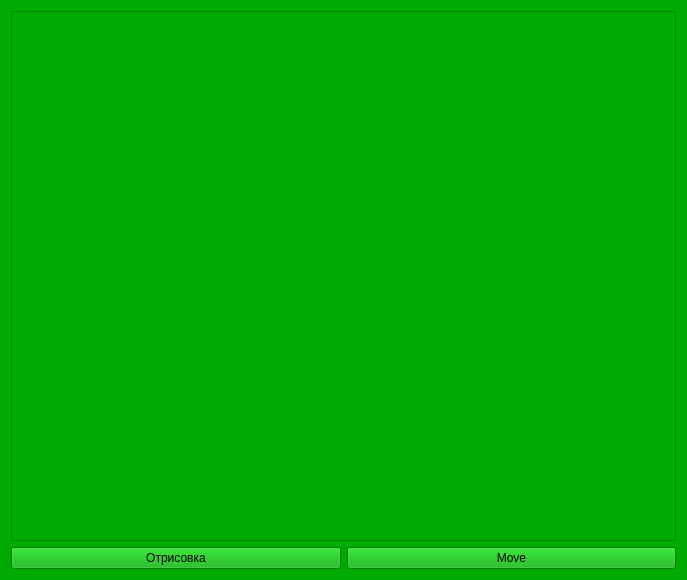
The window that moyproject/widget.ui (kogtenev123/BAK-Labs) describes before a commit, drawn with Qt 5.
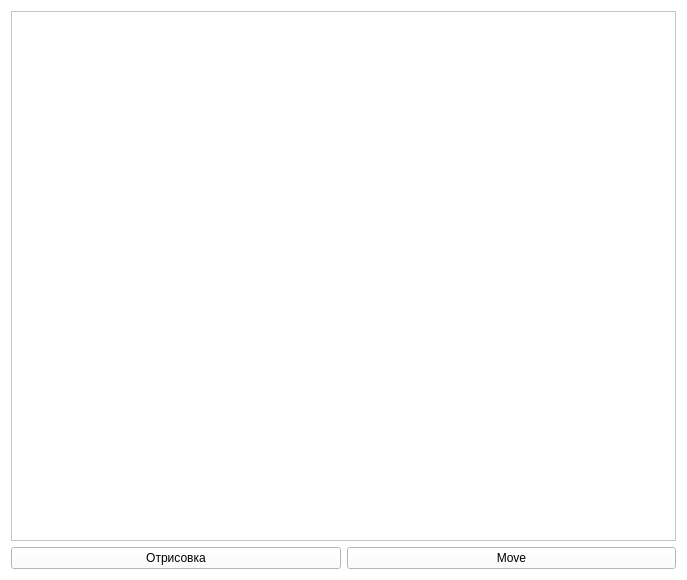
The same window after the commit.

Patch:
```diff
--- a/moyproject/widget.ui
+++ b/moyproject/widget.ui
@@ -25,45 +25,45 @@
      <colorrole role="Button">
       <brush brushstyle="SolidPattern">
        <color alpha="255">
-        <red>0</red>
-        <green>170</green>
-        <blue>0</blue>
+        <red>255</red>
+        <green>255</green>
+        <blue>255</blue>
        </color>
       </brush>
      </colorrole>
      <colorrole role="Light">
       <brush brushstyle="SolidPattern">
        <color alpha="255">
-        <red>0</red>
+        <red>255</red>
         <green>255</green>
-        <blue>0</blue>
+        <blue>255</blue>
        </color>
       </brush>
      </colorrole>
      <colorrole role="Midlight">
       <brush brushstyle="SolidPattern">
        <color alpha="255">
-        <red>0</red>
-        <green>212</green>
-        <blue>0</blue>
+        <red>255</red>
+        <green>255</green>
+        <blue>255</blue>
        </color>
       </brush>
      </colorrole>
      <colorrole role="Dark">
       <brush brushstyle="SolidPattern">
        <color alpha="255">
-        <red>0</red>
-        <green>85</green>
-        <blue>0</blue>
+        <red>127</red>
+        <green>127</green>
+        <blue>127</blue>
        </color>
       </brush>
      </colorrole>
      <colorrole role="Mid">
       <brush brushstyle="SolidPattern">
        <color alpha="255">
-        <red>0</red>
-        <green>113</green>
-        <blue>0</blue>
+        <red>170</red>
+        <green>170</green>
+        <blue>170</blue>
        </color>
       </brush>
      </colorrole>
@@ -106,9 +106,9 @@
      <colorrole role="Window">
       <brush brushstyle="SolidPattern">
        <color alpha="255">
-        <red>0</red>
-        <green>170</green>
-        <blue>0</blue>
+        <red>255</red>
+        <green>255</green>
+        <blue>255</blue>
        </color>
       </brush>
      </colorrole>
@@ -124,9 +124,9 @@
      <colorrole role="AlternateBase">
       <brush brushstyle="SolidPattern">
        <color alpha="255">
-        <red>127</red>
-        <green>212</green>
-        <blue>127</blue>
+        <red>255</red>
+        <green>255</green>
+        <blue>255</blue>
        </color>
       </brush>
      </colorrole>
@@ -171,45 +171,45 @@
      <colorrole role="Button">
       <brush brushstyle="SolidPattern">
        <color alpha="255">
-        <red>0</red>
-        <green>170</green>
-        <blue>0</blue>
+        <red>255</red>
+        <green>255</green>
+        <blue>255</blue>
        </color>
       </brush>
      </colorrole>
      <colorrole role="Light">
       <brush brushstyle="SolidPattern">
        <color alpha="255">
-        <red>0</red>
+        <red>255</red>
         <green>255</green>
-        <blue>0</blue>
+        <blue>255</blue>
        </color>
       </brush>
      </colorrole>
      <colorrole role="Midlight">
       <brush brushstyle="SolidPattern">
        <color alpha="255">
-        <red>0</red>
-        <green>212</green>
-        <blue>0</blue>
+        <red>255</red>
+        <green>255</green>
+        <blue>255</blue>
        </color>
       </brush>
      </colorrole>
      <colorrole role="Dark">
       <brush brushstyle="SolidPattern">
        <color alpha="255">
-        <red>0</red>
-        <green>85</green>
-        <blue>0</blue>
+        <red>127</red>
+        <green>127</green>
+        <blue>127</blue>
        </color>
       </brush>
      </colorrole>
      <colorrole role="Mid">
       <brush brushstyle="SolidPattern">
        <color alpha="255">
-        <red>0</red>
-        <green>113</green>
-        <blue>0</blue>
+        <red>170</red>
+        <green>170</green>
+        <blue>170</blue>
        </color>
       </brush>
      </colorrole>
@@ -252,9 +252,9 @@
      <colorrole role="Window">
       <brush brushstyle="SolidPattern">
        <color alpha="255">
-        <red>0</red>
-        <green>170</green>
-        <blue>0</blue>
+        <red>255</red>
+        <green>255</green>
+        <blue>255</blue>
        </color>
       </brush>
      </colorrole>
@@ -270,9 +270,9 @@
      <colorrole role="AlternateBase">
       <brush brushstyle="SolidPattern">
        <color alpha="255">
-        <red>127</red>
-        <green>212</green>
-        <blue>127</blue>
+        <red>255</red>
+        <green>255</green>
+        <blue>255</blue>
        </color>
       </brush>
      </colorrole>
@@ -308,63 +308,63 @@
      <colorrole role="WindowText">
       <brush brushstyle="SolidPattern">
        <color alpha="255">
-        <red>0</red>
-        <green>85</green>
-        <blue>0</blue>
+        <red>127</red>
+        <green>127</green>
+        <blue>127</blue>
        </color>
       </brush>
      </colorrole>
      <colorrole role="Button">
       <brush brushstyle="SolidPattern">
        <color alpha="255">
-        <red>0</red>
-        <green>170</green>
-        <blue>0</blue>
+        <red>255</red>
+        <green>255</green>
+        <blue>255</blue>
        </color>
       </brush>
      </colorrole>
      <colorrole role="Light">
       <brush brushstyle="SolidPattern">
        <color alpha="255">
-        <red>0</red>
+        <red>255</red>
         <green>255</green>
-        <blue>0</blue>
+        <blue>255</blue>
        </color>
       </brush>
      </colorrole>
      <colorrole role="Midlight">
       <brush brushstyle="SolidPattern">
        <color alpha="255">
-        <red>0</red>
-        <green>212</green>
-        <blue>0</blue>
+        <red>255</red>
+        <green>255</green>
+        <blue>255</blue>
        </color>
       </brush>
      </colorrole>
      <colorrole role="Dark">
       <brush brushstyle="SolidPattern">
        <color alpha="255">
-        <red>0</red>
-        <green>85</green>
-        <blue>0</blue>
+        <red>127</red>
+        <green>127</green>
+        <blue>127</blue>
        </color>
       </brush>
      </colorrole>
      <colorrole role="Mid">
       <brush brushstyle="SolidPattern">
        <color alpha="255">
-        <red>0</red>
-        <green>113</green>
-        <blue>0</blue>
+        <red>170</red>
+        <green>170</green>
+        <blue>170</blue>
        </color>
       </brush>
      </colorrole>
      <colorrole role="Text">
       <brush brushstyle="SolidPattern">
        <color alpha="255">
-        <red>0</red>
-        <green>85</green>
-        <blue>0</blue>
+        <red>127</red>
+        <green>127</green>
+        <blue>127</blue>
        </color>
       </brush>
      </colorrole>
@@ -380,27 +380,27 @@
      <colorrole role="ButtonText">
       <brush brushstyle="SolidPattern">
        <color alpha="255">
-        <red>0</red>
-        <green>85</green>
-        <blue>0</blue>
+        <red>127</red>
+        <green>127</green>
+        <blue>127</blue>
        </color>
       </brush>
      </colorrole>
      <colorrole role="Base">
       <brush brushstyle="SolidPattern">
        <color alpha="255">
-        <red>0</red>
-        <green>170</green>
-        <blue>0</blue>
+        <red>255</red>
+        <green>255</green>
+        <blue>255</blue>
        </color>
       </brush>
      </colorrole>
      <colorrole role="Window">
       <brush brushstyle="SolidPattern">
        <color alpha="255">
-        <red>0</red>
-        <green>170</green>
-        <blue>0</blue>
+        <red>255</red>
+        <green>255</green>
+        <blue>255</blue>
        </color>
       </brush>
      </colorrole>
@@ -416,9 +416,9 @@
      <colorrole role="AlternateBase">
       <brush brushstyle="SolidPattern">
        <color alpha="255">
-        <red>0</red>
-        <green>170</green>
-        <blue>0</blue>
+        <red>255</red>
+        <green>255</green>
+        <blue>255</blue>
        </color>
       </brush>
      </colorrole>
@@ -461,34 +461,439 @@
      <property name="palette">
       <palette>
        <active>
-        <colorrole role="Base">
+        <colorrole role="WindowText">
          <brush brushstyle="SolidPattern">
           <color alpha="255">
            <red>0</red>
+           <green>0</green>
+           <blue>0</blue>
+          </color>
+         </brush>
+        </colorrole>
+        <colorrole role="Button">
+         <brush brushstyle="SolidPattern">
+          <color alpha="255">
+           <red>255</red>
+           <green>255</green>
+           <blue>255</blue>
+          </color>
+         </brush>
+        </colorrole>
+        <colorrole role="Light">
+         <brush brushstyle="SolidPattern">
+          <color alpha="255">
+           <red>255</red>
+           <green>255</green>
+           <blue>255</blue>
+          </color>
+         </brush>
+        </colorrole>
+        <colorrole role="Midlight">
+         <brush brushstyle="SolidPattern">
+          <color alpha="255">
+           <red>255</red>
+           <green>255</green>
+           <blue>255</blue>
+          </color>
+         </brush>
+        </colorrole>
+        <colorrole role="Dark">
+         <brush brushstyle="SolidPattern">
+          <color alpha="255">
+           <red>127</red>
+           <green>127</green>
+           <blue>127</blue>
+          </color>
+         </brush>
+        </colorrole>
+        <colorrole role="Mid">
+         <brush brushstyle="SolidPattern">
+          <color alpha="255">
+           <red>170</red>
            <green>170</green>
+           <blue>170</blue>
+          </color>
+         </brush>
+        </colorrole>
+        <colorrole role="Text">
+         <brush brushstyle="SolidPattern">
+          <color alpha="255">
+           <red>0</red>
+           <green>0</green>
+           <blue>0</blue>
+          </color>
+         </brush>
+        </colorrole>
+        <colorrole role="BrightText">
+         <brush brushstyle="SolidPattern">
+          <color alpha="255">
+           <red>255</red>
+           <green>255</green>
+           <blue>255</blue>
+          </color>
+         </brush>
+        </colorrole>
+        <colorrole role="ButtonText">
+         <brush brushstyle="SolidPattern">
+          <color alpha="255">
+           <red>0</red>
+           <green>0</green>
+           <blue>0</blue>
+          </color>
+         </brush>
+        </colorrole>
+        <colorrole role="Base">
+         <brush brushstyle="SolidPattern">
+          <color alpha="255">
+           <red>255</red>
+           <green>255</green>
+           <blue>255</blue>
+          </color>
+         </brush>
+        </colorrole>
+        <colorrole role="Window">
+         <brush brushstyle="SolidPattern">
+          <color alpha="255">
+           <red>255</red>
+           <green>255</green>
+           <blue>255</blue>
+          </color>
+         </brush>
+        </colorrole>
+        <colorrole role="Shadow">
+         <brush brushstyle="SolidPattern">
+          <color alpha="255">
+           <red>0</red>
+           <green>0</green>
+           <blue>0</blue>
+          </color>
+         </brush>
+        </colorrole>
+        <colorrole role="AlternateBase">
+         <brush brushstyle="SolidPattern">
+          <color alpha="255">
+           <red>255</red>
+           <green>255</green>
+           <blue>255</blue>
+          </color>
+         </brush>
+        </colorrole>
+        <colorrole role="ToolTipBase">
+         <brush brushstyle="SolidPattern">
+          <color alpha="255">
+           <red>255</red>
+           <green>255</green>
+           <blue>220</blue>
+          </color>
+         </brush>
+        </colorrole>
+        <colorrole role="ToolTipText">
+         <brush brushstyle="SolidPattern">
+          <color alpha="255">
+           <red>0</red>
+           <green>0</green>
+           <blue>0</blue>
+          </color>
+         </brush>
+        </colorrole>
+        <colorrole role="PlaceholderText">
+         <brush brushstyle="SolidPattern">
+          <color alpha="128">
+           <red>0</red>
+           <green>0</green>
            <blue>0</blue>
           </color>
          </brush>
         </colorrole>
        </active>
        <inactive>
-        <colorrole role="Base">
+        <colorrole role="WindowText">
          <brush brushstyle="SolidPattern">
           <color alpha="255">
            <red>0</red>
+           <green>0</green>
+           <blue>0</blue>
+          </color>
+         </brush>
+        </colorrole>
+        <colorrole role="Button">
+         <brush brushstyle="SolidPattern">
+          <color alpha="255">
+           <red>255</red>
+           <green>255</green>
+           <blue>255</blue>
+          </color>
+         </brush>
+        </colorrole>
+        <colorrole role="Light">
+         <brush brushstyle="SolidPattern">
+          <color alpha="255">
+           <red>255</red>
+           <green>255</green>
+           <blue>255</blue>
+          </color>
+         </brush>
+        </colorrole>
+        <colorrole role="Midlight">
+         <brush brushstyle="SolidPattern">
+          <color alpha="255">
+           <red>255</red>
+           <green>255</green>
+           <blue>255</blue>
+          </color>
+         </brush>
+        </colorrole>
+        <colorrole role="Dark">
+         <brush brushstyle="SolidPattern">
+          <color alpha="255">
+           <red>127</red>
+           <green>127</green>
+           <blue>127</blue>
+          </color>
+         </brush>
+        </colorrole>
+        <colorrole role="Mid">
+         <brush brushstyle="SolidPattern">
+          <color alpha="255">
+           <red>170</red>
            <green>170</green>
+           <blue>170</blue>
+          </color>
+         </brush>
+        </colorrole>
+        <colorrole role="Text">
+         <brush brushstyle="SolidPattern">
+          <color alpha="255">
+           <red>0</red>
+           <green>0</green>
+           <blue>0</blue>
+          </color>
+         </brush>
+        </colorrole>
+        <colorrole role="BrightText">
+         <brush brushstyle="SolidPattern">
+          <color alpha="255">
+           <red>255</red>
+           <green>255</green>
+           <blue>255</blue>
+          </color>
+         </brush>
+        </colorrole>
+        <colorrole role="ButtonText">
+         <brush brushstyle="SolidPattern">
+          <color alpha="255">
+           <red>0</red>
+           <green>0</green>
+           <blue>0</blue>
+          </color>
+         </brush>
+        </colorrole>
+        <colorrole role="Base">
+         <brush brushstyle="SolidPattern">
+          <color alpha="255">
+           <red>255</red>
+           <green>255</green>
+           <blue>255</blue>
+          </color>
+         </brush>
+        </colorrole>
+        <colorrole role="Window">
+         <brush brushstyle="SolidPattern">
+          <color alpha="255">
+           <red>255</red>
+           <green>255</green>
+           <blue>255</blue>
+          </color>
+         </brush>
+        </colorrole>
+        <colorrole role="Shadow">
+         <brush brushstyle="SolidPattern">
+          <color alpha="255">
+           <red>0</red>
+           <green>0</green>
+           <blue>0</blue>
+          </color>
+         </brush>
+        </colorrole>
+        <colorrole role="AlternateBase">
+         <brush brushstyle="SolidPattern">
+          <color alpha="255">
+           <red>255</red>
+           <green>255</green>
+           <blue>255</blue>
+          </color>
+         </brush>
+        </colorrole>
+        <colorrole role="ToolTipBase">
+         <brush brushstyle="SolidPattern">
+          <color alpha="255">
+           <red>255</red>
+           <green>255</green>
+           <blue>220</blue>
+          </color>
+         </brush>
+        </colorrole>
+        <colorrole role="ToolTipText">
+         <brush brushstyle="SolidPattern">
+          <color alpha="255">
+           <red>0</red>
+           <green>0</green>
+           <blue>0</blue>
+          </color>
+         </brush>
+        </colorrole>
+        <colorrole role="PlaceholderText">
+         <brush brushstyle="SolidPattern">
+          <color alpha="128">
+           <red>0</red>
+           <green>0</green>
            <blue>0</blue>
           </color>
          </brush>
         </colorrole>
        </inactive>
        <disabled>
+        <colorrole role="WindowText">
+         <brush brushstyle="SolidPattern">
+          <color alpha="255">
+           <red>127</red>
+           <green>127</green>
+           <blue>127</blue>
+          </color>
+         </brush>
+        </colorrole>
+        <colorrole role="Button">
+         <brush brushstyle="SolidPattern">
+          <color alpha="255">
+           <red>255</red>
+           <green>255</green>
+           <blue>255</blue>
+          </color>
+         </brush>
+        </colorrole>
+        <colorrole role="Light">
+         <brush brushstyle="SolidPattern">
+          <color alpha="255">
+           <red>255</red>
+           <green>255</green>
+           <blue>255</blue>
+          </color>
+         </brush>
+        </colorrole>
+        <colorrole role="Midlight">
+         <brush brushstyle="SolidPattern">
+          <color alpha="255">
+           <red>255</red>
+           <green>255</green>
+           <blue>255</blue>
+          </color>
+         </brush>
+        </colorrole>
+        <colorrole role="Dark">
+         <brush brushstyle="SolidPattern">
+          <color alpha="255">
+           <red>127</red>
+           <green>127</green>
+           <blue>127</blue>
+          </color>
+         </brush>
+        </colorrole>
+        <colorrole role="Mid">
+         <brush brushstyle="SolidPattern">
+          <color alpha="255">
+           <red>170</red>
+           <green>170</green>
+           <blue>170</blue>
+          </color>
+         </brush>
+        </colorrole>
+        <colorrole role="Text">
+         <brush brushstyle="SolidPattern">
+          <color alpha="255">
+           <red>127</red>
+           <green>127</green>
+           <blue>127</blue>
+          </color>
+         </brush>
+        </colorrole>
+        <colorrole role="BrightText">
+         <brush brushstyle="SolidPattern">
+          <color alpha="255">
+           <red>255</red>
+           <green>255</green>
+           <blue>255</blue>
+          </color>
+         </brush>
+        </colorrole>
+        <colorrole role="ButtonText">
+         <brush brushstyle="SolidPattern">
+          <color alpha="255">
+           <red>127</red>
+           <green>127</green>
+           <blue>127</blue>
+          </color>
+         </brush>
+        </colorrole>
         <colorrole role="Base">
          <brush brushstyle="SolidPattern">
           <color alpha="255">
-           <red>240</red>
-           <green>240</green>
-           <blue>240</blue>
+           <red>255</red>
+           <green>255</green>
+           <blue>255</blue>
+          </color>
+         </brush>
+        </colorrole>
+        <colorrole role="Window">
+         <brush brushstyle="SolidPattern">
+          <color alpha="255">
+           <red>255</red>
+           <green>255</green>
+           <blue>255</blue>
+          </color>
+         </brush>
+        </colorrole>
+        <colorrole role="Shadow">
+         <brush brushstyle="SolidPattern">
+          <color alpha="255">
+           <red>0</red>
+           <green>0</green>
+           <blue>0</blue>
+          </color>
+         </brush>
+        </colorrole>
+        <colorrole role="AlternateBase">
+         <brush brushstyle="SolidPattern">
+          <color alpha="255">
+           <red>255</red>
+           <green>255</green>
+           <blue>255</blue>
+          </color>
+         </brush>
+        </colorrole>
+        <colorrole role="ToolTipBase">
+         <brush brushstyle="SolidPattern">
+          <color alpha="255">
+           <red>255</red>
+           <green>255</green>
+           <blue>220</blue>
+          </color>
+         </brush>
+        </colorrole>
+        <colorrole role="ToolTipText">
+         <brush brushstyle="SolidPattern">
+          <color alpha="255">
+           <red>0</red>
+           <green>0</green>
+           <blue>0</blue>
+          </color>
+         </brush>
+        </colorrole>
+        <colorrole role="PlaceholderText">
+         <brush brushstyle="SolidPattern">
+          <color alpha="128">
+           <red>0</red>
+           <green>0</green>
+           <blue>0</blue>
           </color>
          </brush>
         </colorrole>
```
Left out of the diff: 2 changed lines with no effect on the pictures.
